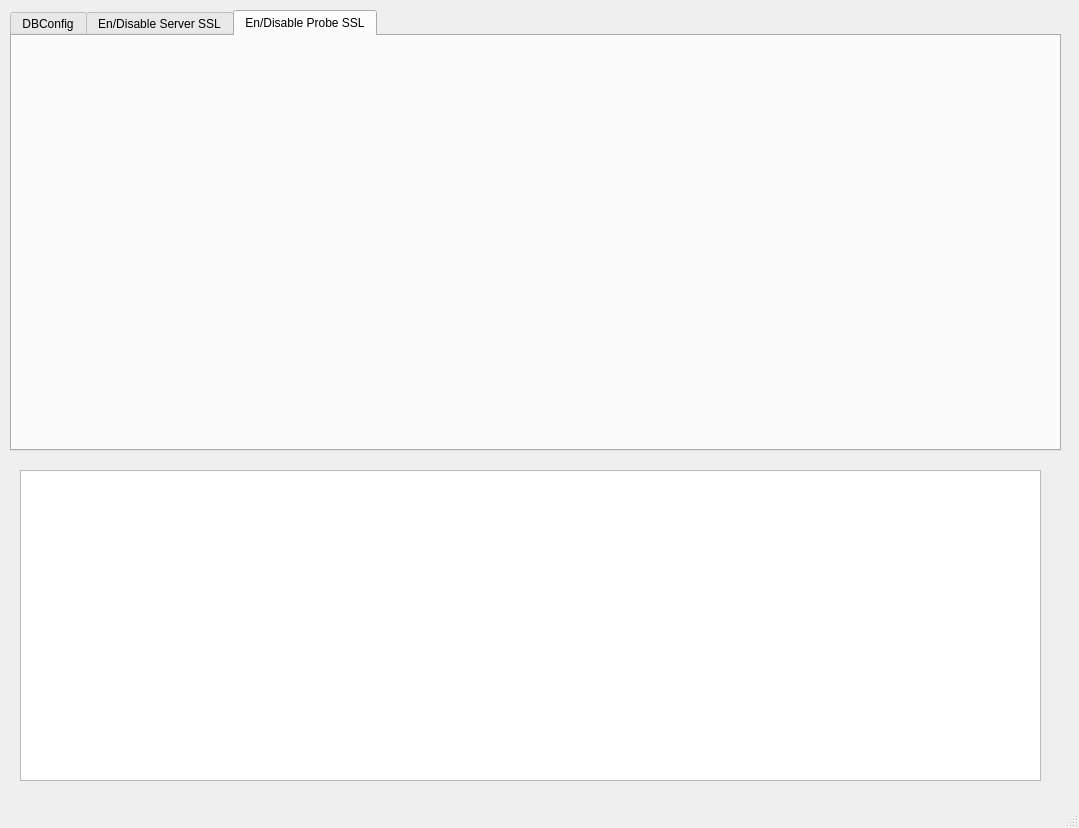
Above: AtheNACToolsUI.ui from Hankhehe/PythonQT before the change. Below: the same form after it.
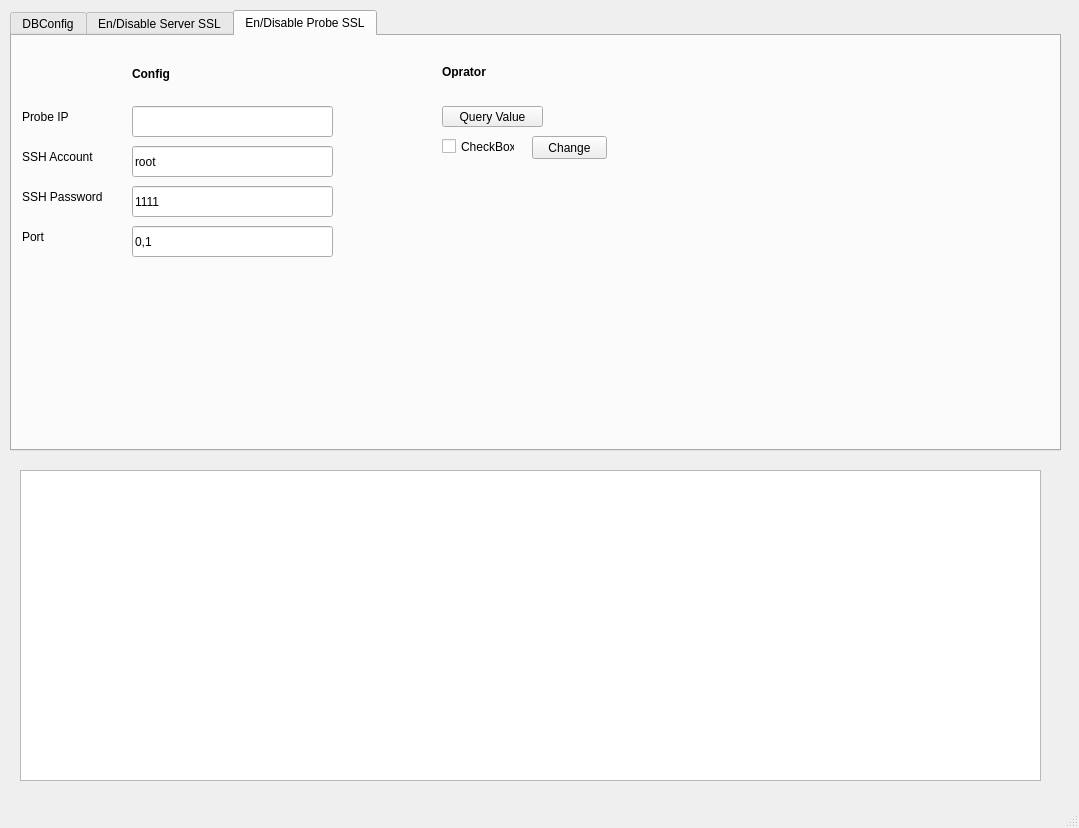
That is the form after the change. The open tabs and pages were chosen to show the change.

The edit to the form file:
```diff
--- a/AtheNACToolsUI.ui
+++ b/AtheNACToolsUI.ui
@@ -419,6 +419,217 @@
      <attribute name="title">
       <string>En/Disable Probe SSL</string>
      </attribute>
+     <widget class="QLabel" name="label_ProbeIP_ProbeSSl">
+      <property name="geometry">
+       <rect>
+        <x>10</x>
+        <y>70</y>
+        <width>51</width>
+        <height>21</height>
+       </rect>
+      </property>
+      <property name="font">
+       <font>
+        <family>Arial</family>
+        <weight>50</weight>
+        <bold>false</bold>
+       </font>
+      </property>
+      <property name="text">
+       <string>Probe IP</string>
+      </property>
+     </widget>
+     <widget class="QLabel" name="label_SSHAccount_ProbeSSl">
+      <property name="geometry">
+       <rect>
+        <x>10</x>
+        <y>110</y>
+        <width>81</width>
+        <height>21</height>
+       </rect>
+      </property>
+      <property name="font">
+       <font>
+        <family>Arial</family>
+        <weight>50</weight>
+        <bold>false</bold>
+       </font>
+      </property>
+      <property name="text">
+       <string>SSH Account</string>
+      </property>
+     </widget>
+     <widget class="QLabel" name="label_Password_ProbeSSl">
+      <property name="geometry">
+       <rect>
+        <x>10</x>
+        <y>150</y>
+        <width>91</width>
+        <height>21</height>
+       </rect>
+      </property>
+      <property name="font">
+       <font>
+        <family>Arial</family>
+        <weight>50</weight>
+        <bold>false</bold>
+       </font>
+      </property>
+      <property name="text">
+       <string>SSH Password</string>
+      </property>
+     </widget>
+     <widget class="QLabel" name="label_Config_ProbeSSL">
+      <property name="geometry">
+       <rect>
+        <x>120</x>
+        <y>30</y>
+        <width>61</width>
+        <height>16</height>
+       </rect>
+      </property>
+      <property name="font">
+       <font>
+        <family>Arial</family>
+        <weight>75</weight>
+        <bold>true</bold>
+       </font>
+      </property>
+      <property name="text">
+       <string>Config</string>
+      </property>
+     </widget>
+     <widget class="QLabel" name="label_Oprator_ProbeSSL">
+      <property name="geometry">
+       <rect>
+        <x>430</x>
+        <y>30</y>
+        <width>47</width>
+        <height>12</height>
+       </rect>
+      </property>
+      <property name="font">
+       <font>
+        <family>Arial</family>
+        <weight>75</weight>
+        <bold>true</bold>
+       </font>
+      </property>
+      <property name="text">
+       <string>Oprator</string>
+      </property>
+     </widget>
+     <widget class="QLineEdit" name="lineEdit_ProbeIP_ProbeSSL">
+      <property name="geometry">
+       <rect>
+        <x>120</x>
+        <y>70</y>
+        <width>201</width>
+        <height>31</height>
+       </rect>
+      </property>
+     </widget>
+     <widget class="QLineEdit" name="lineEdit_SSHAccount_ProbeSSL">
+      <property name="geometry">
+       <rect>
+        <x>120</x>
+        <y>110</y>
+        <width>201</width>
+        <height>31</height>
+       </rect>
+      </property>
+      <property name="text">
+       <string>root</string>
+      </property>
+     </widget>
+     <widget class="QLineEdit" name="lineEdit_SSHPassword_ProbeSSL">
+      <property name="geometry">
+       <rect>
+        <x>120</x>
+        <y>150</y>
+        <width>201</width>
+        <height>31</height>
+       </rect>
+      </property>
+      <property name="text">
+       <string>1111</string>
+      </property>
+     </widget>
+     <widget class="QLineEdit" name="lineEdit_Port_ProbeSSL">
+      <property name="geometry">
+       <rect>
+        <x>120</x>
+        <y>190</y>
+        <width>201</width>
+        <height>31</height>
+       </rect>
+      </property>
+      <property name="text">
+       <string>0,1</string>
+      </property>
+     </widget>
+     <widget class="QLabel" name="label_Port_ProbeSSl">
+      <property name="geometry">
+       <rect>
+        <x>10</x>
+        <y>190</y>
+        <width>91</width>
+        <height>21</height>
+       </rect>
+      </property>
+      <property name="font">
+       <font>
+        <family>Arial</family>
+        <weight>50</weight>
+        <bold>false</bold>
+       </font>
+      </property>
+      <property name="text">
+       <string>Port</string>
+      </property>
+     </widget>
+     <widget class="QCheckBox" name="checkBox_Enabled_ProbeSSL">
+      <property name="geometry">
+       <rect>
+        <x>430</x>
+        <y>100</y>
+        <width>73</width>
+        <height>21</height>
+       </rect>
+      </property>
+      <property name="text">
+       <string>CheckBox</string>
+      </property>
+     </widget>
+     <widget class="QPushButton" name="pushButton_Change_ProbeSSL">
+      <property name="geometry">
+       <rect>
+        <x>520</x>
+        <y>100</y>
+        <width>75</width>
+        <height>23</height>
+       </rect>
+      </property>
+      <property name="text">
+       <string>Change</string>
+      </property>
+      <property name="checkable">
+       <bool>false</bool>
+      </property>
+     </widget>
+     <widget class="QPushButton" name="pushButton_Query_ProbeSSL">
+      <property name="geometry">
+       <rect>
+        <x>430</x>
+        <y>70</y>
+        <width>101</width>
+        <height>21</height>
+       </rect>
+      </property>
+      <property name="text">
+       <string>Query Value</string>
+      </property>
+     </widget>
     </widget>
    </widget>
    <widget class="QPlainTextEdit" name="plainTextEdit_Result_Display">
```
Left out of the diff: 2 changed lines with no effect on the pictures.
